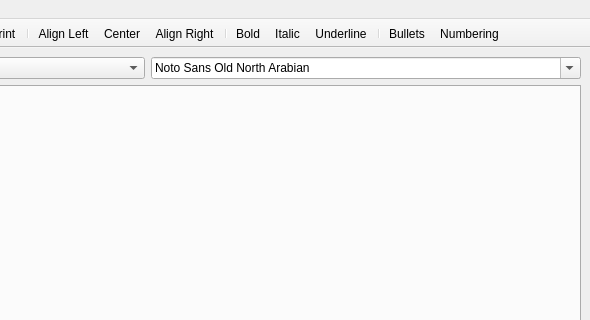
First picture: the form in TextEditor/mainwindow.ui, repository BryceCallender/TextEditor, before the edit; both pictures show x 295 to 885 and y 0 to 320 of the 885 by 697 pixel window.
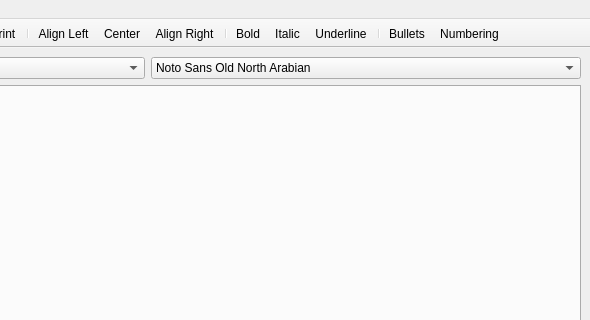
Second picture: the form after the edit. Icons and pictures are not drawn. Custom widgets are drawn as their Qt base class.

The edit to the form file:
```diff
--- a/TextEditor/mainwindow.ui
+++ b/TextEditor/mainwindow.ui
@@ -104,6 +104,9 @@
       </item>
       <item>
        <widget class="QFontComboBox" name="fontComboBox">
+        <property name="editable">
+         <bool>false</bool>
+        </property>
         <property name="currentIndex">
          <number>220</number>
         </property>
```
